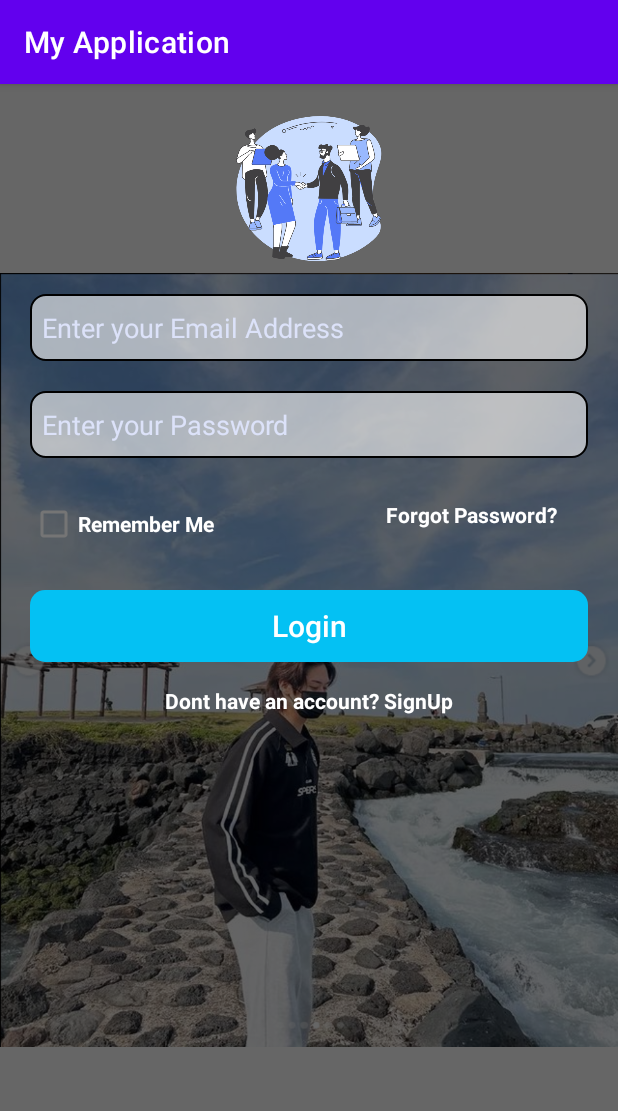
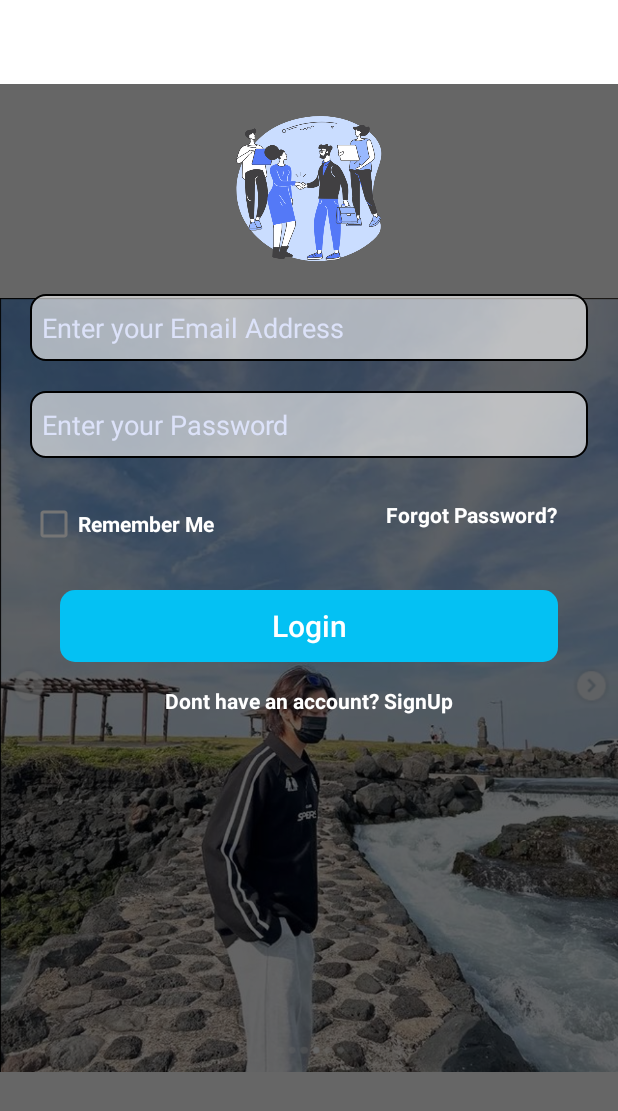
Before and after one commit to rachanadhungana/Mobile-Programming, an Android app: the screen it shows after launch (LoginActivity), on a phone screen of 412 x 824 dp. Shown: the top 1111 px of the screen. Run offline under Robolectric (Android 15) with nearby library versions, the phone set to English and light mode, and no system bars.

Commit message:
2082/07/30

```diff
--- a/app/src/main/res/layout/layout_login.xml
+++ b/app/src/main/res/layout/layout_login.xml
@@ -4,17 +4,34 @@
     android:layout_width="match_parent"
     android:layout_height="match_parent">
 
+    <androidx.appcompat.widget.Toolbar
+        android:id="@+id/toolbar"
+        app:layout_constraintStart_toStartOf="parent"
+        app:layout_constraintTop_toTopOf="parent"
+        android:layout_width="match_parent"
+        android:layout_height="wrap_content"
+        android:background="@color/white"/>
+
+    <androidx.constraintlayout.widget.ConstraintLayout
+        android:layout_width="match_parent"
+        android:layout_height="wrap_content"
+        app:layout_constraintStart_toStartOf="parent"
+        app:layout_constraintTop_toBottomOf="@+id/toolbar">
+
+
+
+
     <FrameLayout
         android:id="@+id/lyt_background"
         android:layout_width="match_parent"
         android:layout_height="match_parent"
-        app:layout_constraintStart_toStartOf="parent"
-        app:layout_constraintTop_toTopOf="parent">
+        app:layout_constraintStart_toStartOf="parent">
 
         <ImageView
             android:layout_width="match_parent"
             android:layout_height="match_parent"
-            android:src="@drawable/ic_background" />
+            android:src="@drawable/ic_background"
+            app:layout_constraintTop_toBottomOf="@+id/toolbar"/>
 
         <LinearLayout
             android:layout_width="match_parent"
@@ -32,6 +49,7 @@
         app:layout_constraintEnd_toEndOf="@id/lyt_background"
         app:layout_constraintStart_toStartOf="@id/lyt_background"
         app:layout_constraintTop_toTopOf="@+id/lyt_background"
+        app:layout_constraintTop_toBottomOf="@+id/toolbar"
 
         />
 
@@ -99,7 +117,7 @@
         android:id="@+id/btnlogin"
         android:layout_width="match_parent"
         android:layout_height="wrap_content"
-        android:layout_marginHorizontal="20dp"
+        android:layout_marginHorizontal="40dp"
         android:layout_marginTop="20dp"
         android:background="@drawable/btn_background"
         android:text="Login"
@@ -122,5 +140,7 @@
         app:layout_constraintEnd_toEndOf="parent"
         android:layout_marginTop="16dp"/>
 
+    </androidx.constraintlayout.widget.ConstraintLayout>
+
 
 </androidx.constraintlayout.widget.ConstraintLayout>
--- a/app/src/main/res/values/themes.xml
+++ b/app/src/main/res/values/themes.xml
@@ -12,5 +12,9 @@
         <!-- Status bar color. -->
         <item name="android:statusBarColor">?attr/colorPrimaryVariant</item>
         <!-- Customize your theme here. -->
+
+        <item name="windowNoTitle">true</item>
+        <item name="windowActionBar">false</item>
+        <item name="windowActionBarOverlay">@null</item>
     </style>
 </resources>
```
